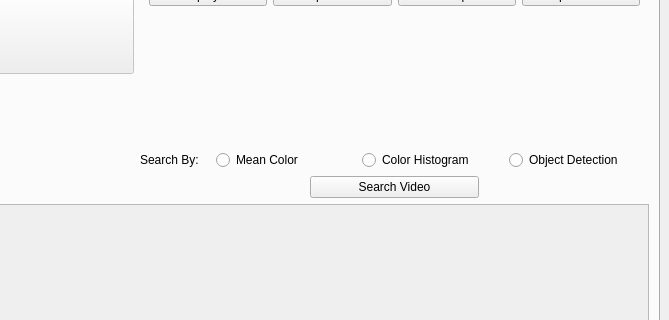
First picture: the form in ui_file.ui, repository omarabdo997/content-based-multimedia-retrieval, before the edit; both pictures show x 395 to 1064 and y 197 to 517 of the 1064 by 771 pixel window.
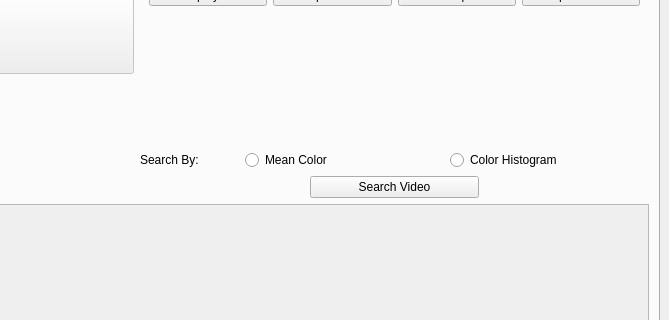
Second picture: the form after the edit. The open tabs and pages were chosen to show the change.

Commit message: remove object detection button from gui

Patch:
```diff
--- a/ui_file.ui
+++ b/ui_file.ui
@@ -391,7 +391,7 @@
              </widget>
             </item>
             <item>
-             <layout class="QHBoxLayout" name="search_video_options_layout" stretch="1,2,2,2">
+             <layout class="QHBoxLayout" name="search_video_options_layout" stretch="1,2,2">
               <property name="sizeConstraint">
                <enum>QLayout::SetDefaultConstraint</enum>
               </property>
@@ -416,13 +416,6 @@
                 </property>
                </widget>
               </item>
-              <item>
-               <widget class="QRadioButton" name="object_detection_radio_button_2">
-                <property name="text">
-                 <string>Object Detection</string>
-                </property>
-               </widget>
-              </item>
              </layout>
             </item>
             <item>
```
